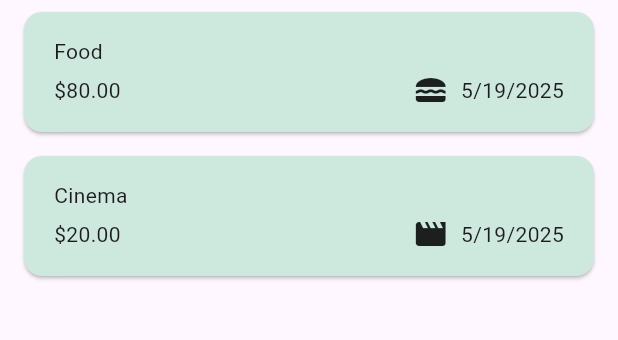
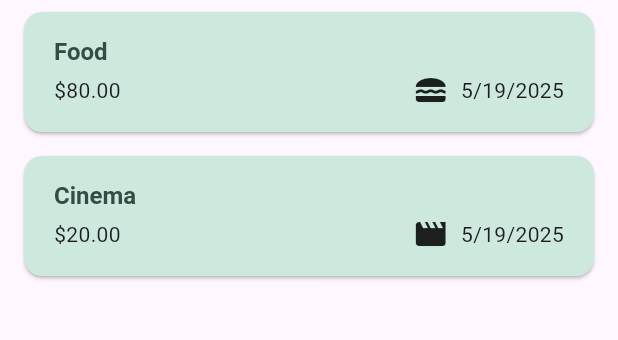
Before and after one commit to cintajay/expense_tracker, a Flutter app: the screen it shows after launch, on a phone screen of 412 x 824 dp, the part 84-424 px from its top. Run offline on Flutter 3.47's test engine with Material 3 defaults, Android fonts, the phone set to English and light mode, and no system bars.

Commit message:
accessing common theme to apply for individual items

```diff
--- a/lib/widgets/expense_item.dart
+++ b/lib/widgets/expense_item.dart
@@ -19,6 +19,7 @@ class ExpenseItem extends StatelessWidget {
           children: [
             Text(
               expense.title,
+              style: Theme.of(context).textTheme.titleLarge,
             ),
             const SizedBox(
               height: 4,
--- a/lib/widgets/expenses_list.dart
+++ b/lib/widgets/expenses_list.dart
@@ -15,6 +15,12 @@ class ExpensesList extends StatelessWidget {
       itemCount: expenses.length,
       itemBuilder: (context, index) => Dismissible(
         key: ValueKey(expenses[index]),
+        background: Container(
+          color: Theme.of(context).colorScheme.error.withOpacity(0.5),
+          margin: EdgeInsets.symmetric(
+            horizontal: Theme.of(context).cardTheme.margin!.horizontal,
+          ),
+        ),
         onDismissed: (direction) {
           onRemoveExpense(expenses[index]);
         },
```
